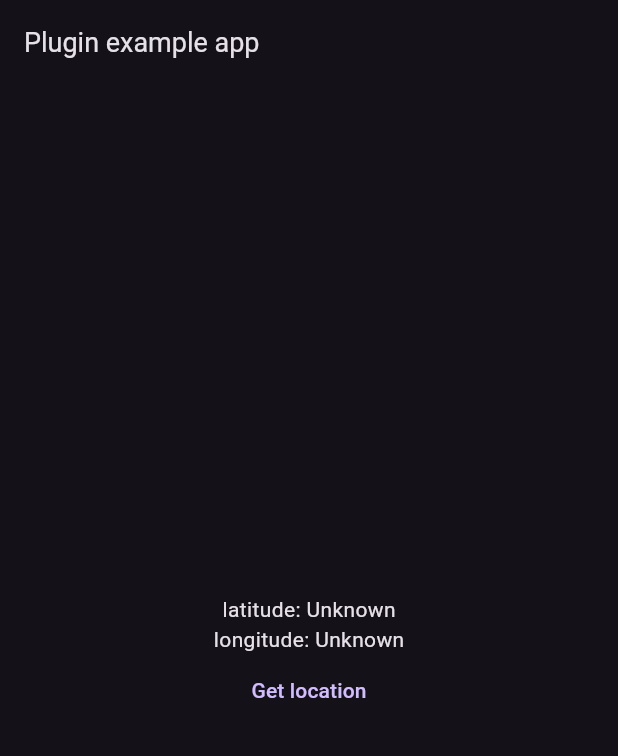
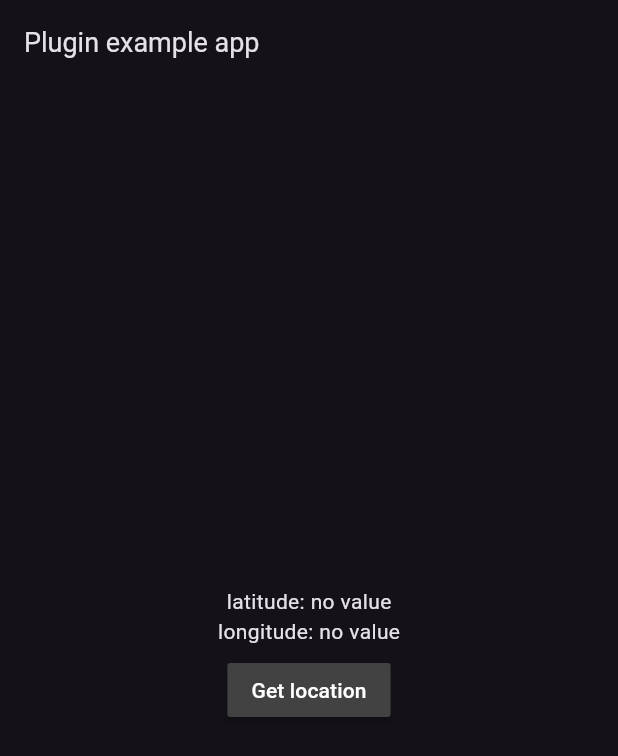
Before and after one commit to savinkopav/flutter_geolocation_provider, a Flutter app: the screen it shows after launch, after a tap on "Get location", on a phone screen of 412 x 824 dp. Shown: the top 756 px of the screen. Run offline on Flutter 3.47's test engine with Material 2 defaults, Android fonts, the phone set to English and light mode, and no system bars; Roboto replaces fonts that are missing (Georgia, Hind).

```diff
--- a/example/lib/main.dart
+++ b/example/lib/main.dart
@@ -29,7 +29,6 @@ class Main extends StatelessWidget {
       home: const MyApp(),
     );
   }
-
 }
 
 class MyApp extends StatefulWidget {
@@ -43,7 +42,6 @@ class _MyAppState extends State<MyApp> {
   String _latitude = 'Unknown';
   String _longitude = 'Unknown';
   final _simpleGeolocationProviderPlugin = GeolocationService();
-  // bool _cancelJob = false;
 
   @override
   void initState() {
@@ -61,28 +59,18 @@ class _MyAppState extends State<MyApp> {
       print("logger -- before requestLocationPermission");
       await _simpleGeolocationProviderPlugin.requestLocationPermission();
       print("logger -- before requestLocationUpdates");
-      await _simpleGeolocationProviderPlugin.requestLocationUpdates(); //TODO there is no callback? wtf? throw via EventLoop?!
+      await _simpleGeolocationProviderPlugin.requestLocationUpdates();
       print("logger -- before removeLocationUpdates");
       await _simpleGeolocationProviderPlugin.removeLocationUpdates();
       print("logger -- before getLastLocation");
       location = await _simpleGeolocationProviderPlugin.getLastLocation();
-    } catch(e) { // if we don't have ACCESS_FINE_LOCATION permission for example
+    } catch (e) {
       if (e is PlatformException) {
-        print("logger -- e is PlatformException with message: ${e.message}");
-        if (e.message!.contains("LocationAccessDenied")) {
-          print("logger -- LocationAccessDenied");
-          await showDialog(context:context, builder: (context) {
-            return AlertDialog(
-              title: const Text("Need location access"),
-              content: const Text("This application need geolocation for good work"),
-              actions: [
-                    TextButton(
-                      onPressed: () => Navigator.of(context).pop(),
-                      child: const Text('cancel'),
-                    ),
-                  ],
-            );
-          });
+        print("logger -- e is PlatformException with error body: ${e.toString()}");
+        if (e.code == "LocationAccessDenied") {
+          print("logger -- LocationAccessDenied before");
+          await _showInfoDialog(context, "Location access required", "Application needs geolocation access to work");
+          print("logger -- LocationAccessDenied after");
         }
       }
       location = Location();
@@ -91,9 +79,26 @@ class _MyAppState extends State<MyApp> {
     if (!mounted) return;
 
     setState(() {
-      _latitude = location.latitude?.toString() ?? 'Unknown';
-      _longitude = location.longitude?.toString() ?? 'Unknown';
+      _latitude = location.latitude?.toString() ?? 'no value';
+      _longitude = location.longitude?.toString() ?? 'no value';
     });
+  }
+
+  Future<void> _showInfoDialog(BuildContext context, String title, String content) async {
+    return await showDialog(
+        context: context,
+        builder: (context) {
+          return AlertDialog(
+            title: const Text("Need location access"),
+            content: const Text("Application needs geolocation permission for work"),
+            actions: [
+              TextButton(
+                onPressed: () => Navigator.of(context).pop(),
+                child: const Text('Close'),
+              ),
+            ],
+          );
+        });
   }
 
   @override
@@ -108,9 +113,13 @@ class _MyAppState extends State<MyApp> {
           children: [
             Text('latitude: $_latitude'),
             Text('longitude: $_longitude'),
-            TextButton(
-              onPressed: () => getLocation(context),
-              child: const Text('Get location'),
+            Padding(
+              padding: const EdgeInsets.all(5.0),
+              child: MaterialButton(
+                color: Colors.grey.shade800,
+                onPressed: () => getLocation(context),
+                child: const Text('Get location'),
+              ),
             )
           ],
         ),
```
Also changed, not shown: example/pubspec.lock, 3 other files.
